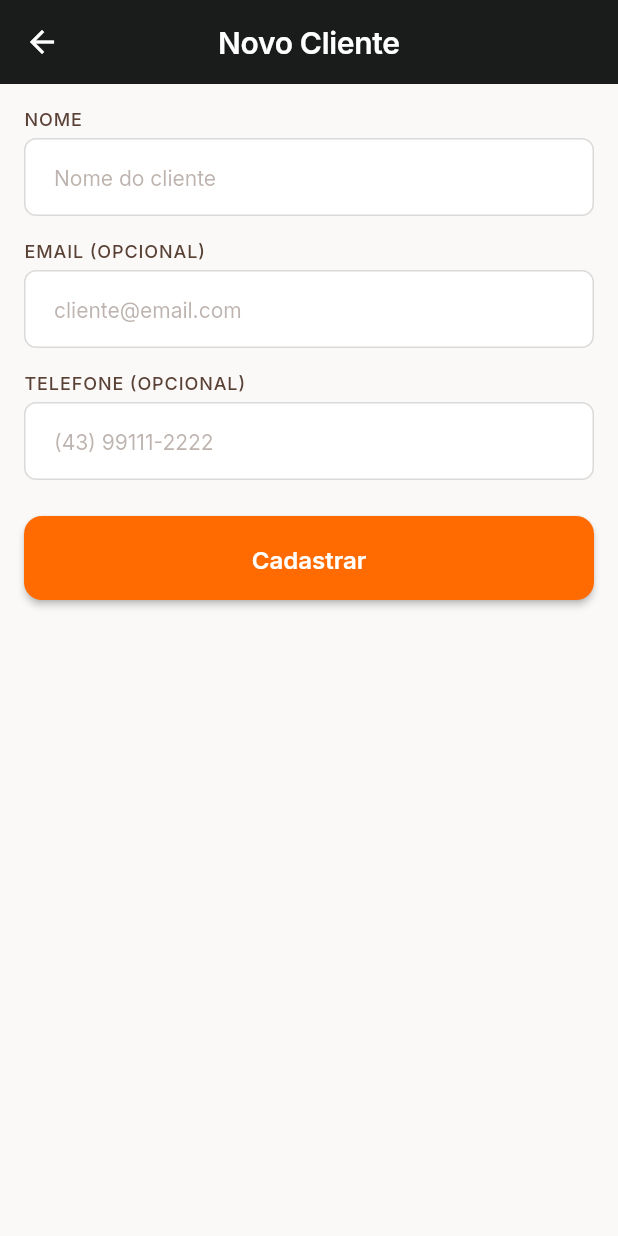
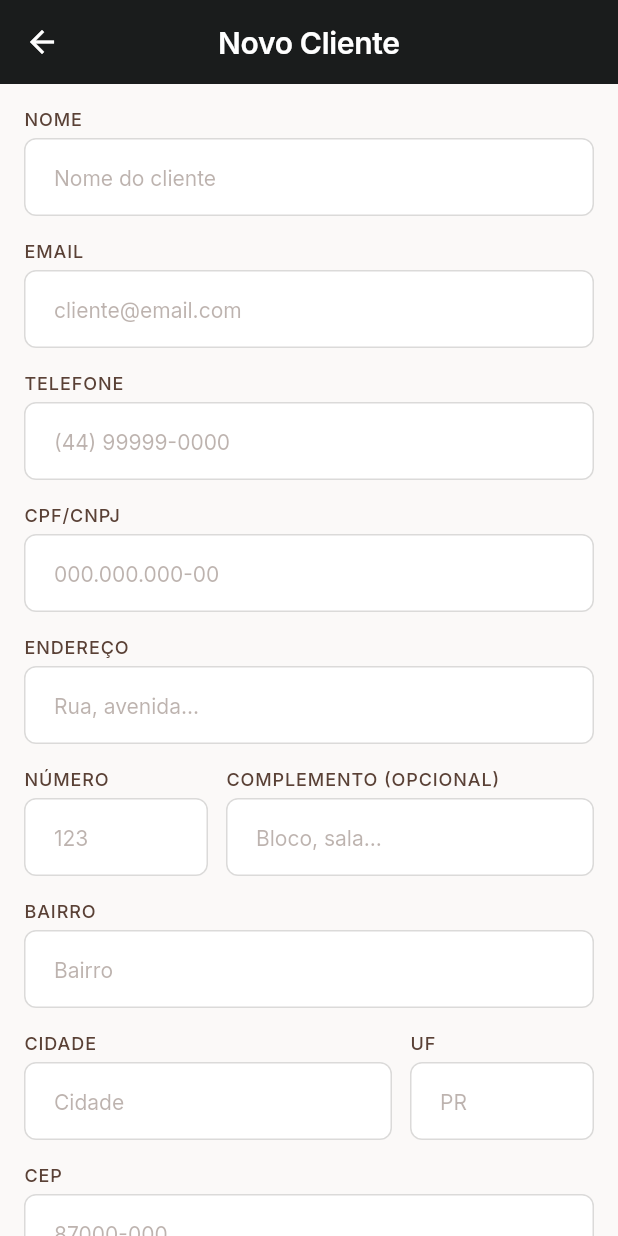
Before and after one commit to rafaellourenco10/erp_apex, a Flutter app: the CadastrarClienteScreen screen opened by its route, on a phone screen of 412 x 824 dp. Run offline on Flutter 3.47's test engine with Material 3 defaults, Android fonts, the phone set to English and light mode, and no system bars; our stand-ins replace dio, google_fonts, pdf, printing.

Commit message:
Corrige POST /clientes e adiciona mascaras de CPF/CNPJ e telefone
O handler POST de /clientes tinha a mesma limitacao ja encontrada no GET:
so lia/gravava nome, email e telefone via JSON_VALUE/INSERT, ignorando os
8 campos de CPF/CNPJ e endereco que o app ja enviava. Documentado em
backend/oracle/README.md e docs/MEMORIA.md (handler de edicao ainda nao
verificado).

Adiciona lib/core/utils/input_formatters.dart (sem dependencia externa)
com TelefoneInputFormatter e CpfCnpjInputFormatter, aplicados na tela de
cadastro/edicao de cliente. Remove o sufixo "(OPCIONAL)" de todos os
campos exceto Complemento, o que tambem corrige um desnivel visual entre
os campos Numero e Complemento (rotulo comprido quebrava em duas linhas).

```diff
--- a/lib/providers/cliente_provider.dart
+++ b/lib/providers/cliente_provider.dart
@@ -68,6 +68,14 @@ class ClienteProvider extends ChangeNotifier {
     required String nome,
     String? email,
     String? telefone,
+    String? cpfCnpj,
+    String? endereco,
+    String? numero,
+    String? complemento,
+    String? bairro,
+    String? cidade,
+    String? uf,
+    String? cep,
   }) async {
     _isSubmitting = true;
     _submitError = null;
@@ -78,12 +86,28 @@ class ClienteProvider extends ChangeNotifier {
         nome: nome,
         email: email,
         telefone: telefone,
+        cpfCnpj: cpfCnpj,
+        endereco: endereco,
+        numero: numero,
+        complemento: complemento,
+        bairro: bairro,
+        cidade: cidade,
+        uf: uf,
+        cep: cep,
       );
       _clientes.add(Cliente(
         idCliente: idCliente,
         nome: nome,
         email: email,
         telefone: telefone,
+        cpfCnpj: cpfCnpj,
+        endereco: endereco,
+        numero: numero,
+        complemento: complemento,
+        bairro: bairro,
+        cidade: cidade,
+        uf: uf,
+        cep: cep,
       ));
       _isSubmitting = false;
       notifyListeners();
@@ -108,6 +132,14 @@ class ClienteProvider extends ChangeNotifier {
     required String nome,
     String? email,
     String? telefone,
+    String? cpfCnpj,
+    String? endereco,
+    String? numero,
+    String? complemento,
+    String? bairro,
+    String? cidade,
+    String? uf,
+    String? cep,
   }) async {
     _isSubmitting = true;
     _submitError = null;
@@ -119,6 +151,14 @@ class ClienteProvider extends ChangeNotifier {
         nome: nome,
         email: email,
         telefone: telefone,
+        cpfCnpj: cpfCnpj,
+        endereco: endereco,
+        numero: numero,
+        complemento: complemento,
+        bairro: bairro,
+        cidade: cidade,
+        uf: uf,
+        cep: cep,
       );
       final index = _clientes.indexWhere((c) => c.idCliente == idCliente);
       if (index != -1) {
@@ -127,6 +167,14 @@ class ClienteProvider extends ChangeNotifier {
           nome: nome,
           email: email,
           telefone: telefone,
+          cpfCnpj: cpfCnpj,
+          endereco: endereco,
+          numero: numero,
+          complemento: complemento,
+          bairro: bairro,
+          cidade: cidade,
+          uf: uf,
+          cep: cep,
         );
       }
       _isSubmitting = false;
--- a/lib/screens/clientes/cadastrar_cliente_screen.dart
+++ b/lib/screens/clientes/cadastrar_cliente_screen.dart
@@ -1,8 +1,10 @@
 import 'package:flutter/material.dart';
+import 'package:flutter/services.dart';
 import 'package:provider/provider.dart';
 
 import '../../core/theme/app_text_styles.dart';
 import '../../core/theme/app_theme.dart';
+import '../../core/utils/input_formatters.dart';
 import '../../models/cliente.dart';
 import '../../providers/cliente_provider.dart';
 
@@ -27,12 +29,34 @@ class _CadastrarClienteScreenState extends State<CadastrarClienteScreen> {
       TextEditingController(text: widget.clienteExistente?.email);
   late final _telefoneController =
       TextEditingController(text: widget.clienteExistente?.telefone);
+  late final _cpfCnpjController =
+      TextEditingController(text: widget.clienteExistente?.cpfCnpj);
+  late final _enderecoController =
+      TextEditingController(text: widget.clienteExistente?.endereco);
+  late final _numeroController =
+      TextEditingController(text: widget.clienteExistente?.numero);
+  late final _complementoController =
+      TextEditingController(text: widget.clienteExistente?.complemento);
+  late final _bairroController =
+      TextEditingController(text: widget.clienteExistente?.bairro);
+  late final _cidadeController =
+      TextEditingController(text: widget.clienteExistente?.cidade);
+  late final _ufController = TextEditingController(text: widget.clienteExistente?.uf);
+  late final _cepController = TextEditingController(text: widget.clienteExistente?.cep);
 
   @override
   void dispose() {
     _nomeController.dispose();
     _emailController.dispose();
     _telefoneController.dispose();
+    _cpfCnpjController.dispose();
+    _enderecoController.dispose();
+    _numeroController.dispose();
+    _complementoController.dispose();
+    _bairroController.dispose();
+    _cidadeController.dispose();
+    _ufController.dispose();
+    _cepController.dispose();
     super.dispose();
   }
 
@@ -43,6 +67,14 @@ class _CadastrarClienteScreenState extends State<CadastrarClienteScreen> {
     final nome = _nomeController.text.trim();
     final email = _emailController.text.trim();
     final telefone = _telefoneController.text.trim();
+    final cpfCnpj = _cpfCnpjController.text.trim();
+    final endereco = _enderecoController.text.trim();
+    final numero = _numeroController.text.trim();
+    final complemento = _complementoController.text.trim();
+    final bairro = _bairroController.text.trim();
+    final cidade = _cidadeController.text.trim();
+    final uf = _ufController.text.trim();
+    final cep = _cepController.text.trim();
 
     final sucesso = widget.isEdicao
         ? await provider.atualizarCliente(
@@ -50,8 +82,28 @@ class _CadastrarClienteScreenState extends State<CadastrarClienteScreen> {
             nome: nome,
             email: email,
             telefone: telefone,
+            cpfCnpj: cpfCnpj,
+            endereco: endereco,
+            numero: numero,
+            complemento: complemento,
+            bairro: bairro,
+            cidade: cidade,
+            uf: uf,
+            cep: cep,
           )
-        : await provider.criarCliente(nome: nome, email: email, telefone: telefone);
+        : await provider.criarCliente(
+            nome: nome,
+            email: email,
+            telefone: telefone,
+            cpfCnpj: cpfCnpj,
+            endereco: endereco,
+            numero: numero,
+            complemento: complemento,
+            bairro: bairro,
+            cidade: cidade,
+            uf: uf,
+            cep: cep,
+          );
 
     if (!mounted) return;
 
@@ -95,7 +147,7 @@ class _CadastrarClienteScreenState extends State<CadastrarClienteScreen> {
                 ),
                 const SizedBox(height: AppSpacing.stackLg),
                 _buildField(
-                  label: 'EMAIL (OPCIONAL)',
+                  label: 'EMAIL',
                   controller: _emailController,
                   hintText: 'cliente@email.com',
                   keyboardType: TextInputType.emailAddress,
@@ -107,10 +159,88 @@ class _CadastrarClienteScreenState extends State<CadastrarClienteScreen> {
                 ),
                 const SizedBox(height: AppSpacing.stackLg),
                 _buildField(
-                  label: 'TELEFONE (OPCIONAL)',
+                  label: 'TELEFONE',
                   controller: _telefoneController,
-                  hintText: '(43) 99111-2222',
+                  hintText: '(44) 99999-0000',
                   keyboardType: TextInputType.phone,
+                  inputFormatters: [TelefoneInputFormatter()],
+                ),
+                const SizedBox(height: AppSpacing.stackLg),
+                _buildField(
+                  label: 'CPF/CNPJ',
+                  controller: _cpfCnpjController,
+                  hintText: '000.000.000-00',
+                  keyboardType: TextInputType.number,
+                  inputFormatters: [CpfCnpjInputFormatter()],
+                ),
+                const SizedBox(height: AppSpacing.stackLg),
+                _buildField(
+                  label: 'ENDEREÇO',
+                  controller: _enderecoController,
+                  hintText: 'Rua, avenida...',
+                  keyboardType: TextInputType.streetAddress,
+                ),
+                const SizedBox(height: AppSpacing.stackLg),
+                Row(
+                  crossAxisAlignment: CrossAxisAlignment.start,
+                  children: [
+                    Expanded(
+                      child: _buildField(
+                        label: 'NÚMERO',
+                        controller: _numeroController,
+                        hintText: '123',
+                        keyboardType: TextInputType.number,
+                      ),
+                    ),
+                    const SizedBox(width: AppSpacing.gutterGrid),
+                    Expanded(
+                      flex: 2,
+                      child: _buildField(
+                        label: 'COMPLEMENTO (OPCIONAL)',
+                        controller: _complementoController,
+                        hintText: 'Bloco, sala...',
+                        keyboardType: TextInputType.text,
+                      ),
+                    ),
+                  ],
+                ),
+                const SizedBox(height: AppSpacing.stackLg),
+                _buildField(
+                  label: 'BAIRRO',
+                  controller: _bairroController,
+                  hintText: 'Bairro',
+                  keyboardType: TextInputType.text,
+                ),
+                const SizedBox(height: AppSpacing.stackLg),
+                Row(
+                  crossAxisAlignment: CrossAxisAlignment.start,
+                  children: [
+                    Expanded(
+                      flex: 2,
+                      child: _buildField(
+                        label: 'CIDADE',
+                        controller: _cidadeController,
+                        hintText: 'Cidade',
+                        keyboardType: TextInputType.text,
+                      ),
+                    ),
+                    const SizedBox(width: AppSpacing.gutterGrid),
+                    Expanded(
+                      child: _buildField(
+                        label: 'UF',
+                        controller: _ufController,
+                        hintText: 'PR',
+                        keyboardType: TextInputType.text,
+                      ),
+                    ),
+                  ],
+                ),
+                const SizedBox(height: AppSpacing.stackLg),
+                _buildField(
+                  label: 'CEP',
+                  controller: _cepController,
+                  hintText: '87000-000',
+                  keyboardType: TextInputType.number,
                 ),
                 const SizedBox(height: AppSpacing.stackXl),
                 Consumer<ClienteProvider>(
@@ -144,6 +274,7 @@ class _CadastrarClienteScreenState extends State<CadastrarClienteScreen> {
     required String hintText,
     required TextInputType keyboardType,
     String? Function(String?)? validator,
+    List<TextInputFormatter>? inputFormatters,
   }) {
     return Column(
       crossAxisAlignment: CrossAxisAlignment.start,
@@ -155,6 +286,7 @@ class _CadastrarClienteScreenState extends State<CadastrarClienteScreen> {
           keyboardType: keyboardType,
           decoration: InputDecoration(hintText: hintText),
           validator: validator,
+          inputFormatters: inputFormatters,
         ),
       ],
     );
--- a/lib/services/cliente_service.dart
+++ b/lib/services/cliente_service.dart
@@ -20,11 +20,27 @@ class ClienteService {
     required String nome,
     String? email,
     String? telefone,
+    String? cpfCnpj,
+    String? endereco,
+    String? numero,
+    String? complemento,
+    String? bairro,
+    String? cidade,
+    String? uf,
+    String? cep,
   }) async {
     final data = await _api.post(ApiConstants.clientes, {
       'nome': nome,
       if (email != null && email.isNotEmpty) 'email': email,
       if (telefone != null && telefone.isNotEmpty) 'telefone': telefone,
+      if (cpfCnpj != null && cpfCnpj.isNotEmpty) 'cpf_cnpj': cpfCnpj,
+      if (endereco != null && endereco.isNotEmpty) 'endereco': endereco,
+      if (numero != null && numero.isNotEmpty) 'numero': numero,
+      if (complemento != null && complemento.isNotEmpty) 'complemento': complemento,
+      if (bairro != null && bairro.isNotEmpty) 'bairro': bairro,
+      if (cidade != null && cidade.isNotEmpty) 'cidade': cidade,
+      if (uf != null && uf.isNotEmpty) 'uf': uf,
+      if (cep != null && cep.isNotEmpty) 'cep': cep,
     });
     return data['id_cliente'] as int;
   }
@@ -35,11 +51,27 @@ class ClienteService {
     required String nome,
     String? email,
     String? telefone,
+    String? cpfCnpj,
+    String? endereco,
+    String? numero,
+    String? complemento,
+    String? bairro,
+    String? cidade,
+    String? uf,
+    String? cep,
   }) async {
     await _api.post('${ApiConstants.clientes}/$idCliente', {
       'nome': nome,
       if (email != null && email.isNotEmpty) 'email': email,
       if (telefone != null && telefone.isNotEmpty) 'telefone': telefone,
+      if (cpfCnpj != null && cpfCnpj.isNotEmpty) 'cpf_cnpj': cpfCnpj,
+      if (endereco != null && endereco.isNotEmpty) 'endereco': endereco,
+      if (numero != null && numero.isNotEmpty) 'numero': numero,
+      if (complemento != null && complemento.isNotEmpty) 'complemento': complemento,
+      if (bairro != null && bairro.isNotEmpty) 'bairro': bairro,
+      if (cidade != null && cidade.isNotEmpty) 'cidade': cidade,
+      if (uf != null && uf.isNotEmpty) 'uf': uf,
+      if (cep != null && cep.isNotEmpty) 'cep': cep,
     });
   }
 }
```
Also changed, not shown: lib/core/utils/input_formatters.dart (added, +69 -0 lines), pubspec.lock, 2 other files.
